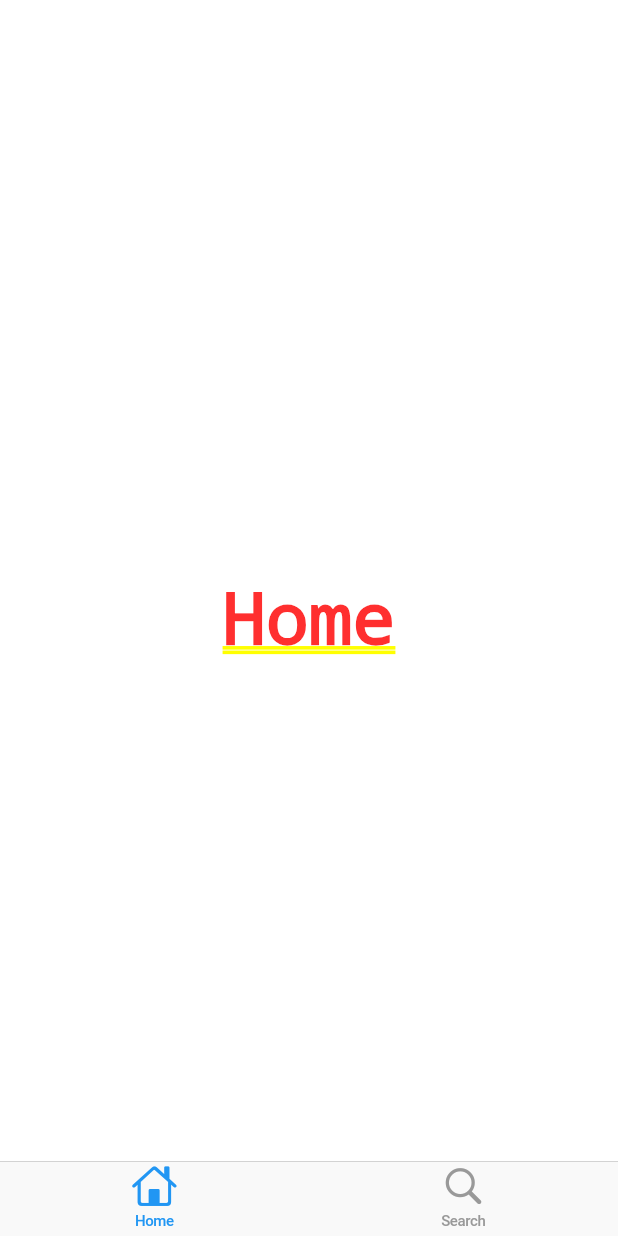
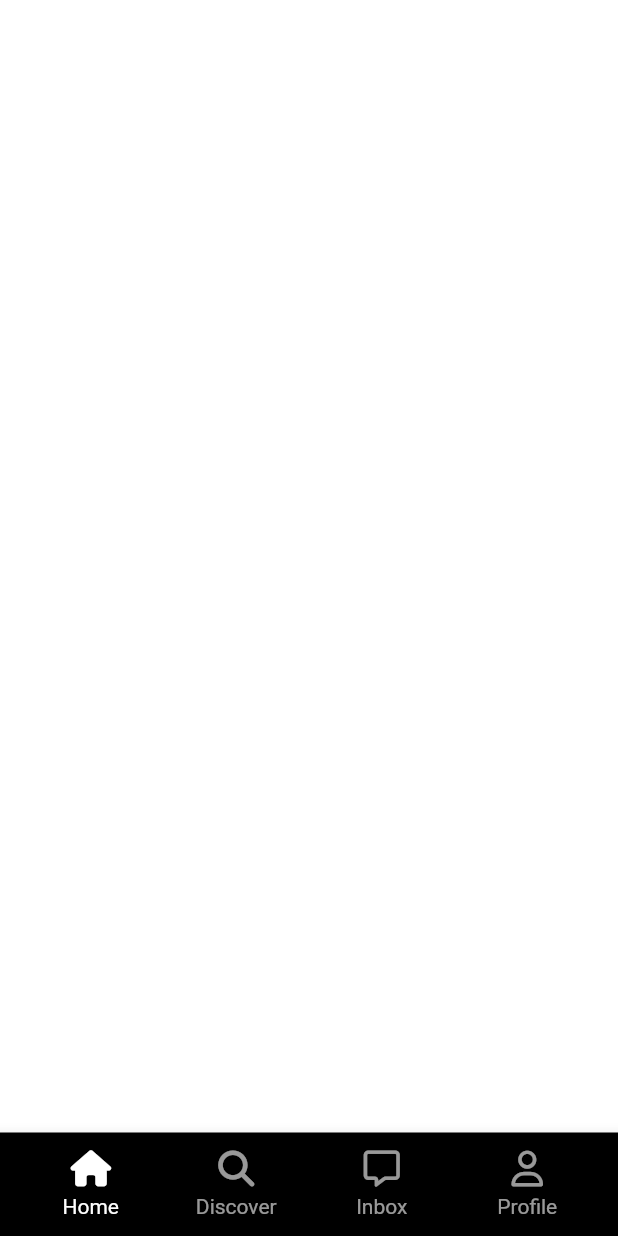
Before and after one commit to soooo-dev/tiktok_clone, a Flutter app: the screen it shows after launch, on a phone screen of 412 x 824 dp. Run offline on Flutter 3.47's test engine with Material 2 defaults, Android fonts, the phone set to English and light mode, and no system bars; our stand-ins replace font_awesome_flutter.

Commit message:
23/10/19 Tab Navigation 3

```diff
--- a/lib/features/main_navigation/main_navigation_screen.dart
+++ b/lib/features/main_navigation/main_navigation_screen.dart
@@ -1,4 +1,7 @@
-import 'package:flutter/cupertino.dart';
+import 'package:flutter/material.dart';
+import 'package:font_awesome_flutter/font_awesome_flutter.dart';
+import 'package:tiktok_clone/constants/sizes.dart';
+import 'package:tiktok_clone/features/main_navigation/widgets/nav_tab.dart';
 
 class MainNavigationScreen extends StatefulWidget {
   const MainNavigationScreen({super.key});
@@ -27,20 +30,42 @@ class _MainNavigationScreenState extends State<MainNavigationScreen> {
 
   @override
   Widget build(BuildContext context) {
-    return CupertinoTabScaffold(
-      tabBar: CupertinoTabBar(
-        items: const [
-          BottomNavigationBarItem(
-            icon: Icon(CupertinoIcons.house),
-            label: 'Home',
+    return Scaffold(
+      bottomNavigationBar: BottomAppBar(
+        color: Colors.black,
+        child: Padding(
+          padding: const EdgeInsets.all(Sizes.size12),
+          child: Row(
+            mainAxisAlignment: MainAxisAlignment.spaceBetween,
+            children: [
+              NavTab(
+                text: "Home",
+                isSelected: _selectedIndex == 0,
+                icon: FontAwesomeIcons.house,
+                onTap: () => _onTap(0),
+              ),
+              NavTab(
+                text: "Discover",
+                isSelected: _selectedIndex == 1,
+                icon: FontAwesomeIcons.magnifyingGlass,
+                onTap: () => _onTap(1),
+              ),
+              NavTab(
+                text: "Inbox",
+                isSelected: _selectedIndex == 3,
+                icon: FontAwesomeIcons.message,
+                onTap: () => _onTap(3),
+              ),
+              NavTab(
+                text: "Profile",
+                isSelected: _selectedIndex == 4,
+                icon: FontAwesomeIcons.user,
+                onTap: () => _onTap(4),
+              ),
+            ],
           ),
-          BottomNavigationBarItem(
-            icon: Icon(CupertinoIcons.search),
-            label: 'Search',
-          ),
-        ],
+        ),
       ),
-      tabBuilder: (context, index) => screens[index],
     );
   }
 }
--- /dev/null
+++ b/lib/features/main_navigation/widgets/nav_tab.dart
@@ -0,0 +1,51 @@
+import 'package:flutter/material.dart';
+import 'package:font_awesome_flutter/font_awesome_flutter.dart';
+
+import '../../../constants/gaps.dart';
+
+class NavTab extends StatelessWidget {
+  const NavTab({
+    super.key,
+    required this.text,
+    required this.isSelected,
+    required this.icon,
+    required this.onTap,
+  });
+
+  final String text;
+  final bool isSelected;
+  final IconData icon;
+  final Function onTap;
+
+  @override
+  Widget build(BuildContext context) {
+    return Expanded(
+      child: GestureDetector(
+        onTap: () => onTap(),
+        child: Container(
+          color: Colors.black,
+          child: AnimatedOpacity(
+            duration: const Duration(microseconds: 300),
+            opacity: isSelected ? 1 : 0.6,
+            child: Column(
+              mainAxisSize: MainAxisSize.min,
+              children: [
+                FaIcon(
+                  icon,
+                  color: Colors.white,
+                ),
+                Gaps.v5,
+                Text(
+                  text,
+                  style: const TextStyle(
+                    color: Colors.white,
+                  ),
+                ),
+              ],
+            ),
+          ),
+        ),
+      ),
+    );
+  }
+}
```
